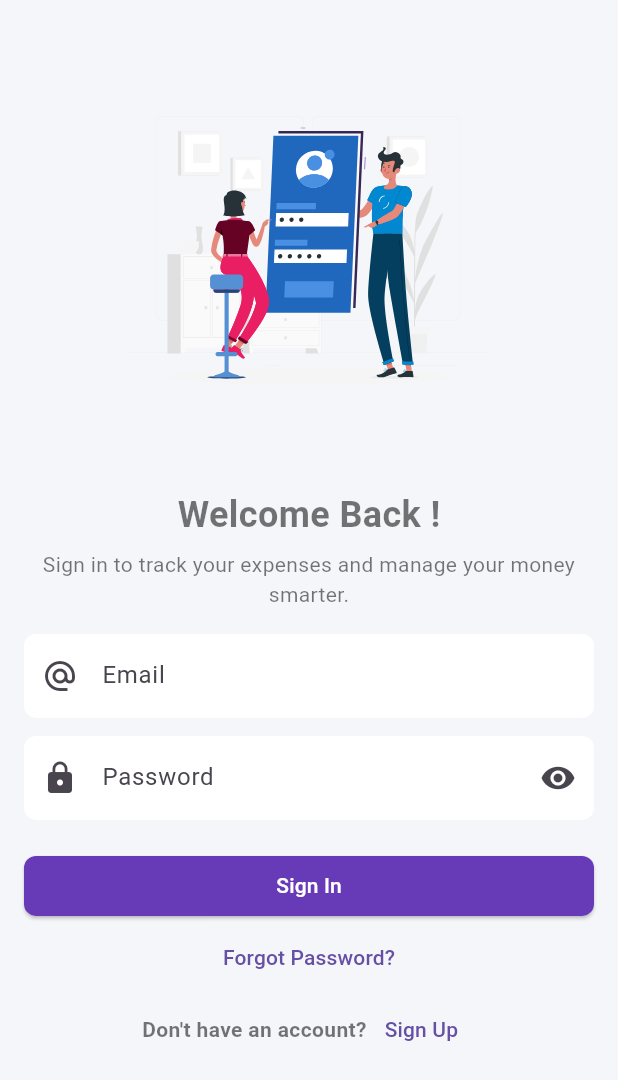
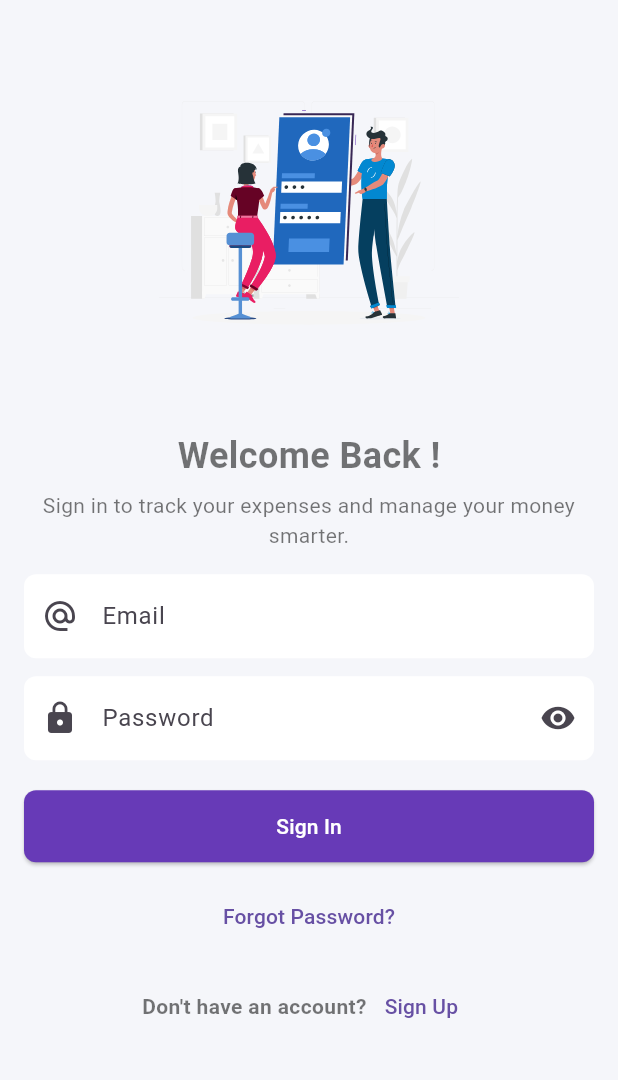
Before and after one commit to mdrahib46/Expense-Tracker, a Flutter app: the screen it shows after launch, on a phone screen of 412 x 824 dp. Shown: the top 1080 px of the screen. Run offline on Flutter 3.47's test engine with Material 3 defaults, Android fonts, the phone set to English and light mode, and no system bars; our stand-ins replace cloud_firestore, firebase_auth, firebase_core, lottie; accounts and stored records are empty; generated files the repository leaves out were written again.

Commit message:
Feat(auth): Login and Registration logic has been implemented with firebase

```diff
--- a/lib/expense_tracker/model/auth_wraper.dart
+++ /dev/null
@@ -1,6 +0,0 @@
-// class AuthWrapper{
-//   AuthWrapper._();
-//
-//
-//   static Future<>
-// }flutterfire configure
--- a/lib/expense_tracker/screens/login_screen.dart
+++ b/lib/expense_tracker/screens/login_screen.dart
@@ -21,6 +21,7 @@ class _LoginScreenState extends State<LoginScreen> {
   final TextEditingController _emailTEController = TextEditingController();
   final TextEditingController _passTEController = TextEditingController();
 
+  /// Login logic
   Future<void> _loginAccount() async {
     if (!_formKey.currentState!.validate()) return;
 
@@ -33,8 +34,6 @@ class _LoginScreenState extends State<LoginScreen> {
       );
 
       if (!mounted) return;
-
-      setState(() => _isLoading = false);
 
       AppUtils.showCustomSnackBar(
         context: context,
@@ -50,33 +49,55 @@ class _LoginScreenState extends State<LoginScreen> {
     } on FirebaseAuthException catch (e) {
       if (!mounted) return;
 
-      setState(() => _isLoading = false);
-
       AppUtils.showCustomSnackBar(
         context: context,
         message: e.message ?? 'Login failed',
         isSuccess: false,
       );
+    } catch (e) {
+      if (!mounted) return;
+
+      AppUtils.showCustomSnackBar(
+        context: context,
+        message: 'Something went wrong. Try again.',
+        isSuccess: false,
+      );
+    } finally {
+      if (mounted) setState(() => _isLoading = false);
     }
   }
 
+  @override
+  void dispose() {
+    _emailTEController.dispose();
+    _passTEController.dispose();
+    super.dispose();
+  }
 
   @override
   Widget build(BuildContext context) {
     return Scaffold(
       body: SafeArea(
-        child: SingleChildScrollView(
+        child: LayoutBuilder(
+          builder: (context, constraints) {
+            return SingleChildScrollView(
               padding: const EdgeInsets.all(16),
+              child: ConstrainedBox(
+                constraints: BoxConstraints(minHeight: constraints.maxHeight),
+                child: IntrinsicHeight(
                   child: Form(
                     key: _formKey,
                     child: Column(
-              crossAxisAlignment: CrossAxisAlignment.center,
+                      mainAxisAlignment: MainAxisAlignment.center,
                       children: [
+                        // Optimized Lottie for emulator
                         Lottie.asset(
                           'assets/lottie/login.json',
-                  width: 240,
+                          width: 200,
                           repeat: false,
+                          animate: true,
                         ),
+                        const SizedBox(height: 12),
                         Text('Welcome Back !', style: AppUtils.titleStyle),
                         const SizedBox(height: 6),
                         const Text(
@@ -85,7 +106,7 @@ class _LoginScreenState extends State<LoginScreen> {
                         ),
                         const SizedBox(height: 16),
 
-                /// Email
+                        // Email
                         TextFormField(
                           controller: _emailTEController,
                           keyboardType: TextInputType.emailAddress,
@@ -107,7 +128,7 @@ class _LoginScreenState extends State<LoginScreen> {
                         ),
                         const SizedBox(height: 12),
 
-                /// Password
+                        // Password
                         TextFormField(
                           controller: _passTEController,
                           obscureText: !_isShowPass,
@@ -115,14 +136,11 @@ class _LoginScreenState extends State<LoginScreen> {
                             prefixIcon: const Icon(Icons.lock),
                             hintText: 'Password',
                             suffixIcon: IconButton(
-                      icon: Icon(
-                        _isShowPass
+                              icon: Icon(_isShowPass
                                   ? Icons.visibility_off
-                            : Icons.visibility,
-                      ),
-                      onPressed: () {
-                        setState(() => _isShowPass = !_isShowPass);
-                      },
+                                  : Icons.visibility),
+                              onPressed: () => setState(
+                                      () => _isShowPass = !_isShowPass),
                             ),
                           ),
                           validator: (value) {
@@ -137,15 +155,16 @@ class _LoginScreenState extends State<LoginScreen> {
                         ),
                         const SizedBox(height: 20),
 
-                /// Login Button with Loader
+                        // Login Button
                         SizedBox(
                           width: double.infinity,
+                          height: 48,
                           child: ElevatedButton(
                             onPressed: _isLoading ? null : _loginAccount,
                             child: _isLoading
                                 ? const SizedBox(
-                      height: 22,
-                      width: 22,
+                              width: 24,
+                              height: 24,
                               child: CircularProgressIndicator(
                                 strokeWidth: 2,
                                 color: Colors.white,
@@ -155,11 +174,18 @@ class _LoginScreenState extends State<LoginScreen> {
                           ),
                         ),
 
+                        const SizedBox(height: 12),
+
                         TextButton(
-                  onPressed: () {},
+                          onPressed: () {
+                            // TODO: Add forgot password functionality
+                          },
                           child: const Text('Forgot Password?'),
                         ),
 
+                        const SizedBox(height: 12),
+
+                        // Registration Navigation
                         Row(
                           mainAxisAlignment: MainAxisAlignment.center,
                           children: [
@@ -172,8 +198,7 @@ class _LoginScreenState extends State<LoginScreen> {
                                 Navigator.push(
                                   context,
                                   MaterialPageRoute(
-                            builder: (_) =>
-                            const RegistrationScreen(),
+                                    builder: (_) => const RegistrationScreen(),
                                   ),
                                 );
                               },
@@ -181,18 +206,16 @@ class _LoginScreenState extends State<LoginScreen> {
                             ),
                           ],
                         ),
+                        const Spacer(),
                       ],
                     ),
                   ),
                 ),
               ),
             );
-  }
-
-  @override
-  void dispose() {
-    _emailTEController.dispose();
-    _passTEController.dispose();
-    super.dispose();
+          },
+        ),
+      ),
+    );
   }
 }
```
Also changed, not shown: lib/expense_tracker/screens/registration_screen.dart (+72 -47 lines), 1 other file. Lines whose indentation alone changed are shown as unchanged.
